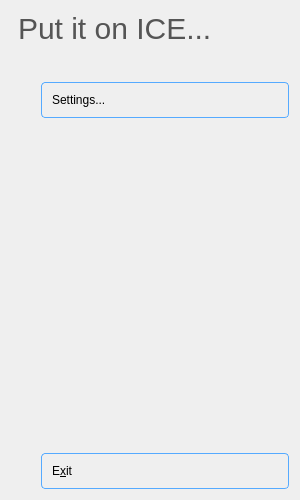
Before: the Qt Designer form PutItOnICE/ui/mainmenu.ui in tfks/putitonice, drawn with Qt 5.
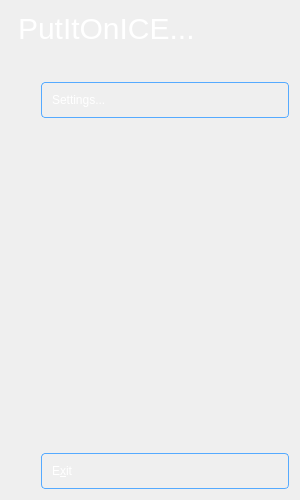
After: the same form once the commit is applied.

```diff
--- a/PutItOnICE/ui/mainmenu.ui
+++ b/PutItOnICE/ui/mainmenu.ui
@@ -17,34 +17,35 @@
    <double>0.500000000000000</double>
   </property>
   <property name="styleSheet">
-   <string notr="true"/>
-  </property>
-  <layout class="QVBoxLayout" name="verticalLayout">
-   <item>
-    <widget class="QLabel" name="label">
-     <property name="styleSheet">
-      <string notr="true">font-size: 30px; color: #555; margin-bottom: 30px;</string>
-     </property>
-     <property name="text">
-      <string>Put it on ICE...</string>
-     </property>
-    </widget>
-   </item>
-   <item>
-    <widget class="QPushButton" name="pushButton">
-     <property name="styleSheet">
-      <string notr="true">QPushButton {
+   <string notr="true">QPushButton {
 	text-align: left; 
 	margin-left: 30px; 
 	padding: 10px;
 	border: 1px solid rgb(85, 170, 255); 
 	border-radius: 4px;
 	cursor: pointer;
+	color: white;
 }
 
 QPushButton:hover {
 	background-color: rgb(85, 170, 255);
 }</string>
+  </property>
+  <layout class="QVBoxLayout" name="verticalLayout">
+   <item>
+    <widget class="QLabel" name="label">
+     <property name="styleSheet">
+      <string notr="true">font-size: 30px; color: #555; margin-bottom: 30px; color: white;</string>
+     </property>
+     <property name="text">
+      <string>PutItOnICE...</string>
+     </property>
+    </widget>
+   </item>
+   <item>
+    <widget class="QPushButton" name="pushButton">
+     <property name="styleSheet">
+      <string notr="true"/>
      </property>
      <property name="text">
       <string>Settings...</string>
```
